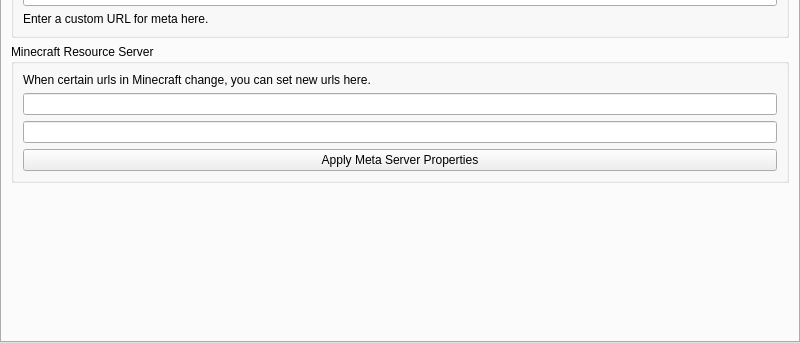
First picture: the form in launcher/ui/pages/global/APIPage.ui, repository PrismLauncher/PrismLauncher, before the edit; both pictures show x 0 to 800 and y 257 to 600 of the 800 by 600 pixel window.
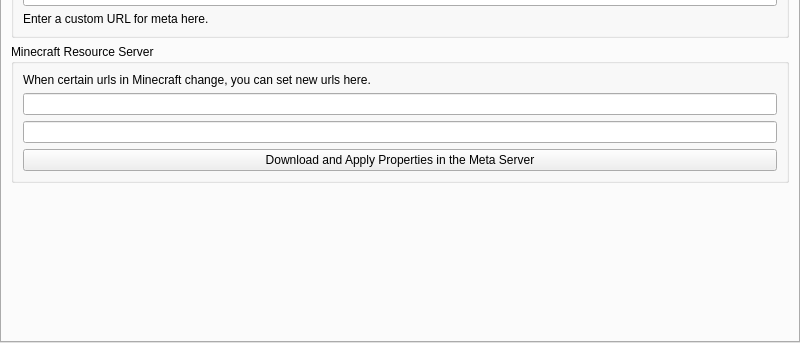
Second picture: the form after the edit.

Patch:
```diff
--- a/launcher/ui/pages/global/APIPage.ui
+++ b/launcher/ui/pages/global/APIPage.ui
@@ -166,7 +166,7 @@
           <item>
            <widget class="QPushButton" name="applyPropertiesBtn">
             <property name="text">
-             <string>Apply Meta Server Properties</string>
+             <string>Download and Apply Properties in the Meta Server</string>
             </property>
            </widget>
           </item>
```
